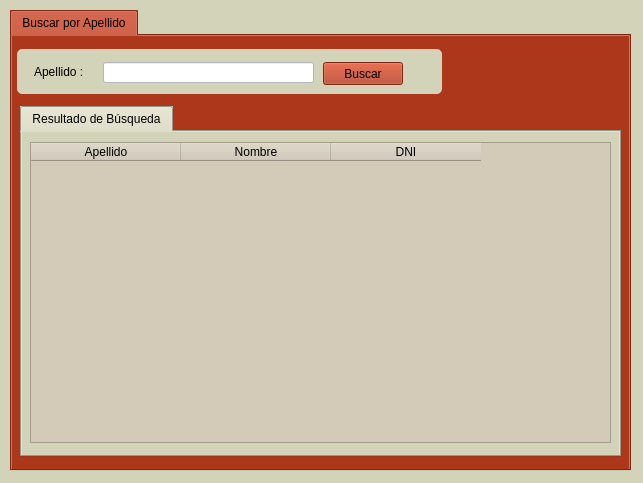
First picture: the form in form_buscar_apellido.ui, repository blueautomatic/Slam_Sistema_creditos, before the edit.
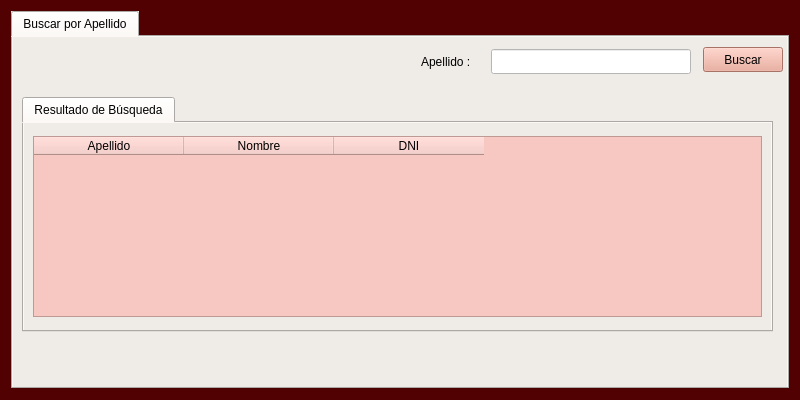
Second picture: the form after the edit. Icons and pictures are not drawn.

The edit to the form file:
```diff
--- a/form_buscar_apellido.ui
+++ b/form_buscar_apellido.ui
@@ -6,31 +6,43 @@
    <rect>
     <x>0</x>
     <y>0</y>
-    <width>643</width>
-    <height>483</height>
+    <width>800</width>
+    <height>400</height>
    </rect>
   </property>
+  <property name="sizePolicy">
+   <sizepolicy hsizetype="Fixed" vsizetype="Fixed">
+    <horstretch>0</horstretch>
+    <verstretch>0</verstretch>
+   </sizepolicy>
+  </property>
+  <property name="minimumSize">
+   <size>
+    <width>800</width>
+    <height>400</height>
+   </size>
+  </property>
+  <property name="maximumSize">
+   <size>
+    <width>1600</width>
+    <height>800</height>
+   </size>
+  </property>
   <property name="windowTitle">
    <string>Buscar por Apellido</string>
   </property>
   <property name="styleSheet">
-   <string notr="true">background-color: rgb(211, 211, 186);
-</string>
+   <string notr="true">font: 75 10pt &quot;KacstOne&quot;;
+background-color: rgb(81, 1, 1);</string>
   </property>
+  <layout class="QGridLayout" name="gridLayout_3">
+   <item row="0" column="0">
   <widget class="QTabWidget" name="tabWidget">
-   <property name="geometry">
-    <rect>
-     <x>10</x>
-     <y>10</y>
-     <width>621</width>
-     <height>461</height>
-    </rect>
-   </property>
    <property name="styleSheet">
     <string notr="true">selection-background-color: rgb(255, 170, 127);
 color: rgb(0, 0, 0);
-font: 10pt &quot;KacstOne&quot;;
-background-color: rgb(172, 55, 26);
+background-color: rgb(239, 235, 231);
+
 
 </string>
    </property>
@@ -48,14 +60,14 @@
     <widget class="QTabWidget" name="tabWidget_2">
      <property name="geometry">
       <rect>
-       <x>8</x>
-       <y>70</y>
-       <width>601</width>
-       <height>351</height>
+         <x>9</x>
+         <y>60</y>
+         <width>751</width>
+         <height>235</height>
       </rect>
      </property>
      <property name="styleSheet">
-      <string notr="true">background-color: rgb(211, 211, 186);
+        <string notr="true">background-color: rgb(239, 235, 231);
 </string>
      </property>
      <property name="currentIndex">
@@ -65,18 +77,29 @@
       <attribute name="title">
        <string>Resultado de Búsqueda</string>
       </attribute>
+        <layout class="QGridLayout" name="gridLayout">
+         <item row="0" column="0">
       <widget class="QTableWidget" name="tw_resultado">
-       <property name="geometry">
-        <rect>
-         <x>8</x>
-         <y>10</y>
-         <width>581</width>
-         <height>301</height>
-        </rect>
+           <property name="sizePolicy">
+            <sizepolicy hsizetype="Fixed" vsizetype="Fixed">
+             <horstretch>0</horstretch>
+             <verstretch>0</verstretch>
+            </sizepolicy>
+           </property>
+           <property name="minimumSize">
+            <size>
+             <width>451</width>
+             <height>181</height>
+            </size>
+           </property>
+           <property name="maximumSize">
+            <size>
+             <width>1000</width>
+             <height>181</height>
+            </size>
        </property>
        <property name="styleSheet">
-        <string notr="true">background-color: rgb(211, 203, 184);
-</string>
+            <string notr="true">background-color: rgb(247, 200, 193);</string>
        </property>
        <property name="selectionBehavior">
         <enum>QAbstractItemView::SelectRows</enum>
@@ -100,92 +123,85 @@
         </property>
        </column>
       </widget>
-     </widget>
-    </widget>
-    <widget class="QGroupBox" name="groupBox">
-     <property name="geometry">
-      <rect>
-       <x>2</x>
-       <y>10</y>
-       <width>431</width>
-       <height>51</height>
-      </rect>
-     </property>
-     <property name="styleSheet">
-      <string notr="true">QGroupBox{
-background-color: rgb(211, 211, 186);
-border-style: solid;
-border-width: 3px;
-border-color: rgb(172, 55, 26);
-border-radius: 8px;
-}
-
-QLabel{
-background-color: rgb(239, 235, 231);
-}
-
-QLineEdit{
-background-color: rgb(255, 255, 255);
-}
-
-QTextEdit{
-background-color: rgb(255, 255, 255);
-}
-
-QComboBox{
-background-color: rgb(255, 255, 255);
-}
-
-QDateEdit{
-background-color: rgb(255, 255, 255);
-}</string>
-     </property>
-     <property name="title">
-      <string/>
-     </property>
-     <widget class="QLabel" name="label">
-      <property name="geometry">
-       <rect>
-        <x>20</x>
-        <y>15</y>
-        <width>71</width>
-        <height>21</height>
-       </rect>
-      </property>
-      <property name="styleSheet">
-       <string notr="true">background-color: rgb(211, 211, 186);
-</string>
-      </property>
-      <property name="text">
-       <string>Apellido : </string>
-      </property>
-     </widget>
-     <widget class="QLineEdit" name="lne_apellido">
-      <property name="geometry">
-       <rect>
-        <x>89</x>
-        <y>16</y>
-        <width>211</width>
-        <height>21</height>
-       </rect>
-      </property>
+         </item>
+        </layout>
+       </widget>
      </widget>
      <widget class="QPushButton" name="boton_apellido_buscar">
       <property name="geometry">
        <rect>
-        <x>309</x>
-        <y>16</y>
+         <x>690</x>
+         <y>10</y>
         <width>80</width>
-        <height>23</height>
-       </rect>
-      </property>
+         <height>25</height>
+        </rect>
+       </property>
+       <property name="styleSheet">
+        <string notr="true">background-color: rgb(235, 160, 143);
+font: 75 10pt &quot;KacstOne&quot;;</string>
+       </property>
       <property name="text">
        <string>Buscar</string>
       </property>
      </widget>
-    </widget>
-   </widget>
-  </widget>
+      <widget class="QLabel" name="label">
+       <property name="geometry">
+        <rect>
+         <x>408</x>
+         <y>12</y>
+         <width>64</width>
+         <height>25</height>
+        </rect>
+       </property>
+       <property name="minimumSize">
+        <size>
+         <width>0</width>
+         <height>25</height>
+        </size>
+       </property>
+       <property name="maximumSize">
+        <size>
+         <width>16777215</width>
+         <height>25</height>
+        </size>
+       </property>
+       <property name="styleSheet">
+        <string notr="true"/>
+       </property>
+       <property name="text">
+        <string>Apellido : </string>
+       </property>
+      </widget>
+      <widget class="QLineEdit" name="lne_apellido">
+       <property name="geometry">
+        <rect>
+         <x>478</x>
+         <y>12</y>
+         <width>200</width>
+         <height>25</height>
+        </rect>
+       </property>
+       <property name="minimumSize">
+        <size>
+         <width>200</width>
+         <height>25</height>
+        </size>
+       </property>
+       <property name="maximumSize">
+        <size>
+         <width>100</width>
+         <height>25</height>
+        </size>
+       </property>
+       <property name="styleSheet">
+        <string notr="true">background-color: rgb(255, 255, 255);
+</string>
+       </property>
+      </widget>
+     </widget>
+    </widget>
+   </item>
+  </layout>
  </widget>
  <tabstops>
   <tabstop>lne_apellido</tabstop>
```
Lines whose indentation alone changed are shown as unchanged.
